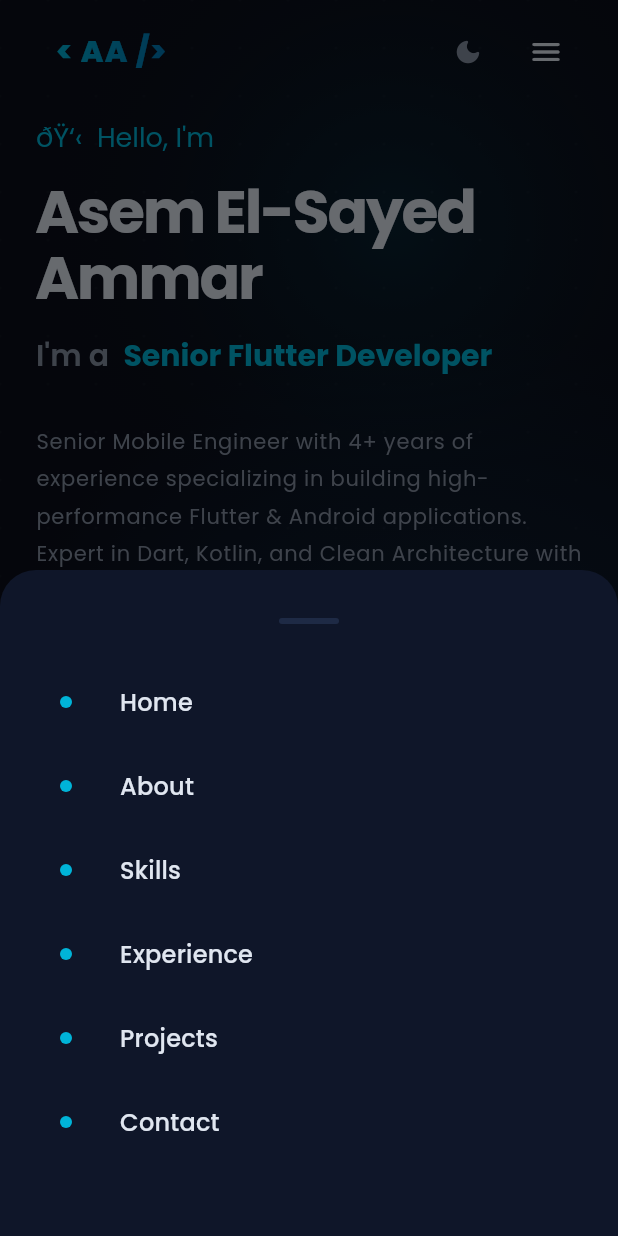
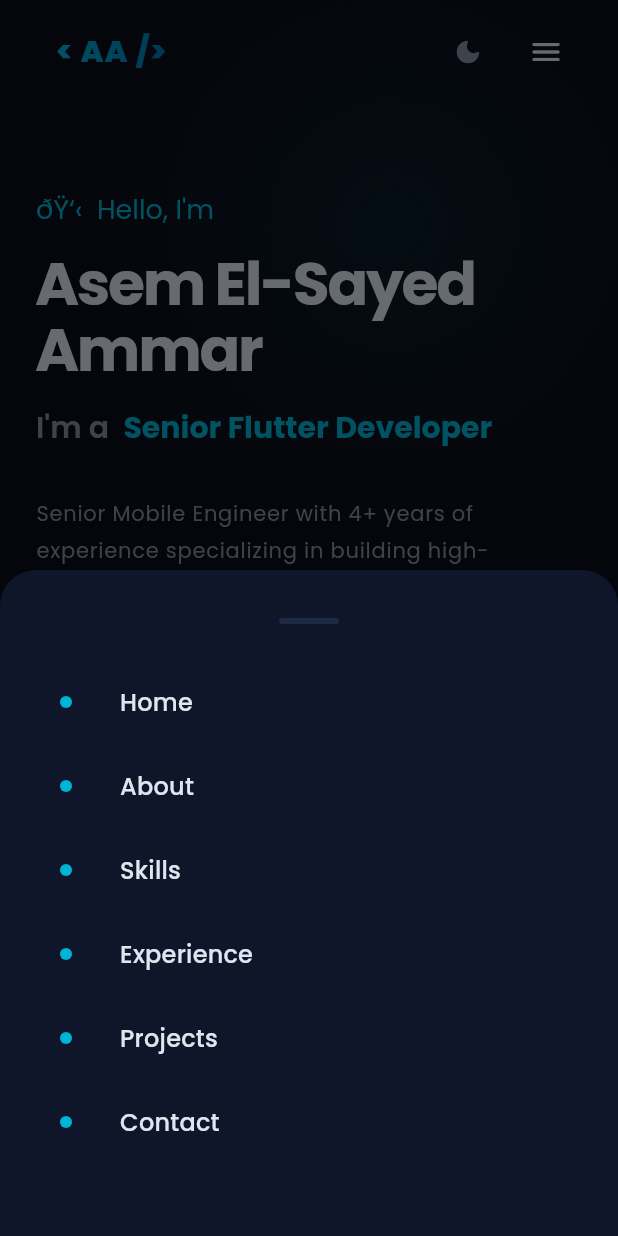
Before and after one commit to AsemAmmar99/my_portfolio, a Flutter app: the screen it shows after launch, after a tap on the "menu" icon, on a phone screen of 412 x 824 dp. Run offline on Flutter 3.47's test engine with Material 3 defaults, Android fonts, the phone set to English and light mode, and no system bars; drawn by our look-alikes of animated_text_kit; our stand-ins replace equatable, flutter_bloc, font_awesome_flutter, google_fonts, visibility_detector.

Commit message:
fix: Size fixes.

```diff
--- a/lib/presentation/sections/about_section.dart
+++ b/lib/presentation/sections/about_section.dart
@@ -74,7 +74,7 @@ class AboutSection extends StatelessWidget {
               border: Border.all(color: AppColors.glassBorder, width: 3),
               boxShadow: [
                 BoxShadow(
-                  color: AppColors.primary.withOpacity(0.3),
+                  color: AppColors.primary.withValues(alpha: 0.3),
                   blurRadius: 24,
                   offset: const Offset(0, 8),
                 ),
@@ -160,31 +160,59 @@ class AboutSection extends StatelessWidget {
         const SizedBox(height: AppDimensions.xl),
 
         // Stats row
-        Wrap(
-          spacing: AppDimensions.md,
-          runSpacing: AppDimensions.md,
-          children: const [
-            StatCard(
+        LayoutBuilder(
+          builder: (context, constraints) {
+            final spacing = AppDimensions.md;
+            int crossCount = 4;
+            if (constraints.maxWidth < 400) {
+              crossCount = 2;
+            } else if (constraints.maxWidth < 600) {
+              crossCount = 2;
+            } else if (constraints.maxWidth < 800) {
+              crossCount = 2;
+            }
+
+            final itemWidth = (constraints.maxWidth - (spacing * (crossCount - 1))) / crossCount - 0.1;
+
+            return Wrap(
+              spacing: spacing,
+              runSpacing: spacing,
+              children: [
+                SizedBox(
+                  width: itemWidth,
+                  child: const StatCard(
                     value: '4+',
                     label: 'Years\nExperience',
                     icon: Icons.calendar_today_rounded,
                   ),
-            StatCard(
+                ),
+                SizedBox(
+                  width: itemWidth,
+                  child: const StatCard(
                     value: '10+',
                     label: 'Apps\nShipped',
                     icon: Icons.rocket_launch_rounded,
                   ),
-            StatCard(
+                ),
+                SizedBox(
+                  width: itemWidth,
+                  child: const StatCard(
                     value: '5',
                     label: 'Companies\nWorked',
                     icon: Icons.business_rounded,
                   ),
-            StatCard(
+                ),
+                SizedBox(
+                  width: itemWidth,
+                  child: const StatCard(
                     value: '20+',
                     label: 'Open Source\nRepos',
                     icon: Icons.code_rounded,
                   ),
+                ),
               ],
+            );
+          },
         ),
 
         const SizedBox(height: AppDimensions.xl),
@@ -196,7 +224,7 @@ class AboutSection extends StatelessWidget {
               Container(
                 padding: const EdgeInsets.all(14),
                 decoration: BoxDecoration(
-                  color: AppColors.primary.withOpacity(0.12),
+                  color: AppColors.primary.withValues(alpha: 0.12),
                   borderRadius: BorderRadius.circular(AppDimensions.radiusMd),
                 ),
                 child: const Icon(Icons.school_rounded,
--- a/lib/presentation/sections/hero_section.dart
+++ b/lib/presentation/sections/hero_section.dart
@@ -48,12 +48,14 @@ class _HeroSectionState extends State<HeroSection>
     final size = MediaQuery.of(context).size;
     final isMobile = ResponsiveLayout.isMobile(context);
 
-    return SizedBox(
-      height: size.height,
-      width: size.width,
+    return ConstrainedBox(
+      constraints: BoxConstraints(
+        minHeight: size.height,
+        minWidth: size.width,
+      ),
       child: Stack(
         children: [
-          // â”€â”€ Animated Gradient Background â”€â”€â”€â”€â”€â”€â”€â”€â”€â”€â”€â”€â”€â”€â”€â”€â”€â”€â”€â”€â”€â”€â”€â”€â”€â”€â”€â”€â”€â”€â”€â”€â”€
+          // ── Animated Gradient Background ─────────────────────────────────
           AnimatedBuilder(
             animation: _bgAnim,
             builder: (_, __) {
@@ -85,7 +87,7 @@ class _HeroSectionState extends State<HeroSection>
             },
           ),
 
-          // â”€â”€ Glowing Orb (top right) â”€â”€â”€â”€â”€â”€â”€â”€â”€â”€â”€â”€â”€â”€â”€â”€â”€â”€â”€â”€â”€â”€â”€â”€â”€â”€â”€â”€â”€â”€â”€â”€â”€â”€â”€â”€â”€â”€â”€
+          // ── Glowing Orb (top right) ───────────────────────────────────────
           Positioned(
             top: -100,
             right: -100,
@@ -108,7 +110,7 @@ class _HeroSectionState extends State<HeroSection>
             ),
           ),
 
-          // â”€â”€ Glowing Orb (bottom left) â”€â”€â”€â”€â”€â”€â”€â”€â”€â”€â”€â”€â”€â”€â”€â”€â”€â”€â”€â”€â”€â”€â”€â”€â”€â”€â”€â”€â”€â”€â”€â”€â”€â”€â”€â”€â”€
+          // ── Glowing Orb (bottom left) ─────────────────────────────────────
           Positioned(
             bottom: -150,
             left: -100,
@@ -127,19 +129,25 @@ class _HeroSectionState extends State<HeroSection>
             ),
           ),
 
-          // â”€â”€ Grid Pattern Overlay â”€â”€â”€â”€â”€â”€â”€â”€â”€â”€â”€â”€â”€â”€â”€â”€â”€â”€â”€â”€â”€â”€â”€â”€â”€â”€â”€â”€â”€â”€â”€â”€â”€â”€â”€â”€â”€â”€â”€â”€â”€â”€
+          // ── Grid Pattern Overlay ──────────────────────────────────────────
           Positioned.fill(
             child: CustomPaint(painter: _GridPainter()),
           ),
 
-          // â”€â”€ Main Content â”€â”€â”€â”€â”€â”€â”€â”€â”€â”€â”€â”€â”€â”€â”€â”€â”€â”€â”€â”€â”€â”€â”€â”€â”€â”€â”€â”€â”€â”€â”€â”€â”€â”€â”€â”€â”€â”€â”€â”€â”€â”€â”€â”€â”€â”€â”€â”€â”€â”€
-          ContentWrapper(
+          // ── Main Content (Expandable) ─────────────────────────────────────
+          SafeArea(
             child: Center(
+              child: ContentWrapper(
+                child: Padding(
+                  padding: EdgeInsets.only(
+                    top: isMobile ? 48 : 0,
+                    bottom: 100, // Make sure there's room for the scroll indicator
+                  ),
                   child: Column(
                     mainAxisAlignment: MainAxisAlignment.center,
                     crossAxisAlignment: CrossAxisAlignment.start,
                     children: [
-                  const SizedBox(height: 80), // Move content down slightly
+                      const SizedBox(height: 80),
                       AnimatedSection(
                         sectionId: 'hero-greeting',
                         child: _buildGreeting(context),
@@ -168,13 +176,15 @@ class _HeroSectionState extends State<HeroSection>
                         delay: const Duration(milliseconds: 600),
                         child: _buildCTAButtons(isMobile),
                       ),
-                  const SizedBox(height: AppDimensions.xxl),
+                      const SizedBox(height: AppDimensions.xl),
                       AnimatedSection(
                         sectionId: 'hero-social',
                         delay: const Duration(milliseconds: 750),
                         child: _buildSocialLinks(),
                       ),
                     ],
+                  ),
+                ),
               ),
             ),
           ),
--- a/lib/presentation/sections/skills_section.dart
+++ b/lib/presentation/sections/skills_section.dart
@@ -87,18 +87,19 @@ class _SkillCategoryCardState extends State<_SkillCategoryCard> {
       onExit: (_) => setState(() => _hovered = false),
       child: AnimatedContainer(
         duration: AppDimensions.animNormal,
-        padding: const EdgeInsets.all(AppDimensions.xl),
+        padding: EdgeInsets.all(
+            MediaQuery.of(context).size.width < 600 ? 20 : AppDimensions.xl),
         decoration: BoxDecoration(
           color: _hovered ? (Theme.of(context).brightness == Brightness.dark ? AppColors.bgCardHover : AppColors.lightBgCardHover) : (Theme.of(context).brightness == Brightness.dark ? AppColors.bgCard : AppColors.lightBgCard),
           borderRadius: BorderRadius.circular(AppDimensions.radiusLg),
           border: Border.all(
-            color: _hovered ? _accent.withOpacity(0.4) : AppColors.bgBorder,
+            color: _hovered ? _accent.withValues(alpha: 0.4) : AppColors.bgBorder,
             width: 1,
           ),
           boxShadow: _hovered
               ? [
                   BoxShadow(
-                    color: _accent.withOpacity(0.12),
+                    color: _accent.withValues(alpha: 0.12),
                     blurRadius: 32,
                     offset: const Offset(0, 8),
                   ),
@@ -115,10 +116,10 @@ class _SkillCategoryCardState extends State<_SkillCategoryCard> {
                   width: 48,
                   height: 48,
                   decoration: BoxDecoration(
-                    color: _accent.withOpacity(0.12),
+                    color: _accent.withValues(alpha: 0.12),
                     borderRadius: BorderRadius.circular(AppDimensions.radiusMd),
                     border:
-                        Border.all(color: _accent.withOpacity(0.3), width: 1),
+                        Border.all(color: _accent.withValues(alpha: 0.3), width: 1),
                   ),
                   child: Center(
                     child: Text(
@@ -233,7 +234,7 @@ class _SkillBarState extends State<_SkillBar>
                     borderRadius: BorderRadius.circular(3),
                     gradient: LinearGradient(
                       colors: [
-                        widget.accentColor.withOpacity(0.7),
+                        widget.accentColor.withValues(alpha: 0.7),
                         widget.accentColor,
                       ],
                     ),
--- a/lib/presentation/widgets/common/section_widgets.dart
+++ b/lib/presentation/widgets/common/section_widgets.dart
@@ -2,7 +2,7 @@ import 'package:flutter/material.dart';
 import 'package:visibility_detector/visibility_detector.dart';
 import '../../../core/constants/app_colors.dart';
 import '../../../core/constants/app_dimensions.dart';
-import 'common_widgets.dart';
+
 
 /// Base wrapper for sections with scroll-triggered entrance animation
 class AnimatedSection extends StatefulWidget {
@@ -102,9 +102,14 @@ class SectionHeader extends StatelessWidget {
               ),
             ),
             const SizedBox(width: AppDimensions.md),
-            Text(
+            Expanded(
+              child: Text(
                 title,
-              style: Theme.of(context).textTheme.headlineLarge,
+                style: Theme.of(context).textTheme.headlineLarge?.copyWith(
+                      fontSize:
+                          MediaQuery.of(context).size.width < 600 ? 28 : null,
+                    ),
+              ),
             ),
           ],
         ),
@@ -151,7 +156,8 @@ class _StatCardState extends State<StatCard> {
       onExit: (_) => setState(() => _hovered = false),
       child: AnimatedContainer(
         duration: AppDimensions.animFast,
-        padding: const EdgeInsets.all(AppDimensions.lg),
+        padding: EdgeInsets.all(
+            MediaQuery.of(context).size.width < 600 ? 16 : 24), // lg is roughly 24
         decoration: BoxDecoration(
           color: _hovered ? (Theme.of(context).brightness == Brightness.dark ? AppColors.bgCardHover : AppColors.lightBgCardHover) : (Theme.of(context).brightness == Brightness.dark ? AppColors.bgCard : AppColors.lightBgCard),
           borderRadius: BorderRadius.circular(AppDimensions.radiusLg),
@@ -162,7 +168,7 @@ class _StatCardState extends State<StatCard> {
           boxShadow: _hovered
               ? [
                   BoxShadow(
-                    color: AppColors.primary.withOpacity(0.15),
+                    color: AppColors.primary.withValues(alpha: 0.15),
                     blurRadius: 24,
                     offset: const Offset(0, 8),
                   )
@@ -175,17 +181,20 @@ class _StatCardState extends State<StatCard> {
             Container(
               padding: const EdgeInsets.all(12),
               decoration: BoxDecoration(
-                color: AppColors.primary.withOpacity(0.12),
+                color: AppColors.primary.withValues(alpha: 0.12),
                 borderRadius: BorderRadius.circular(AppDimensions.radiusMd),
               ),
               child: Icon(widget.icon, color: AppColors.primary, size: 24),
             ),
             const SizedBox(height: AppDimensions.md),
-            Text(
+            FittedBox(
+              fit: BoxFit.scaleDown,
+              child: Text(
                 widget.value,
                 style: Theme.of(context).textTheme.headlineMedium?.copyWith(
                       color: AppColors.primary,
                       fontWeight: FontWeight.w700,
+                    ),
               ),
             ),
             const SizedBox(height: AppDimensions.xs),
--- a/lib/presentation/widgets/nav/portfolio_nav_bar.dart
+++ b/lib/presentation/widgets/nav/portfolio_nav_bar.dart
@@ -5,7 +5,6 @@ import '../../../core/constants/app_constants.dart';
 import '../../../core/constants/app_dimensions.dart';
 import '../../blocs/navigation/navigation_bloc.dart';
 import '../../blocs/theme/theme_bloc.dart';
-import '../common/common_widgets.dart';
 
 class PortfolioNavBar extends StatelessWidget {
   final List<GlobalKey> sectionKeys;
@@ -38,7 +37,7 @@ class PortfolioNavBar extends StatelessWidget {
           duration: AppDimensions.animNormal,
           height: AppDimensions.navBarHeight,
           decoration: BoxDecoration(
-            color: navState.isScrolled ? Theme.of(context).scaffoldBackgroundColor.withOpacity(0.95) : Colors.transparent,
+            color: navState.isScrolled ? Theme.of(context).scaffoldBackgroundColor.withValues(alpha: 0.95) : Colors.transparent,
             border: Border(
               bottom: BorderSide(
                 color: navState.isScrolled
@@ -50,7 +49,7 @@ class PortfolioNavBar extends StatelessWidget {
             boxShadow: navState.isScrolled
                 ? [
                     BoxShadow(
-                      color: Colors.black.withOpacity(0.2),
+                      color: Colors.black.withValues(alpha: 0.2),
                       blurRadius: 20,
                     )
                   ]
@@ -72,7 +71,7 @@ class PortfolioNavBar extends StatelessWidget {
                     const Spacer(),
 
                     // â”€â”€ Theme Toggle + Nav Links (Desktop) or Hamburger â”€â”€â”€â”€â”€
-                    _ThemeToggleButton(),
+                    const _ThemeToggleButton(),
                     const SizedBox(width: AppDimensions.sm),
                     if (isDesktop)
                       _DesktopNavLinks(
@@ -150,12 +149,12 @@ class _ThemeToggleButtonState extends State<_ThemeToggleButton>
             height: 40,
             decoration: BoxDecoration(
               color: _hovered
-                  ? AppColors.primary.withOpacity(0.12)
+                  ? AppColors.primary.withValues(alpha: 0.12)
                   : Colors.transparent,
               borderRadius: BorderRadius.circular(AppDimensions.radiusMd),
               border: Border.all(
                 color: _hovered
-                    ? AppColors.primary.withOpacity(0.4)
+                    ? AppColors.primary.withValues(alpha: 0.4)
                     : Colors.transparent,
               ),
             ),
@@ -336,6 +335,7 @@ class _MobileMenuButton extends StatelessWidget {
   void _showMobileDrawer(BuildContext context) {
     showModalBottomSheet(
       context: context,
+      isScrollControlled: true,
       backgroundColor: AppColors.bgSecondary,
       shape: const RoundedRectangleBorder(
         borderRadius: BorderRadius.vertical(top: Radius.circular(24)),
@@ -357,7 +357,9 @@ class _MobileDrawer extends StatelessWidget {
 
   @override
   Widget build(BuildContext context) {
-    return Padding(
+    return SafeArea(
+      child: SingleChildScrollView(
+        child: Padding(
           padding: const EdgeInsets.symmetric(vertical: 32, horizontal: 24),
           child: Column(
             mainAxisSize: MainAxisSize.min,
@@ -381,7 +383,7 @@ class _MobileDrawer extends StatelessWidget {
                   leading: Container(
                     width: 8,
                     height: 8,
-                decoration: BoxDecoration(
+                    decoration: const BoxDecoration(
                       shape: BoxShape.circle,
                       color: AppColors.primary,
                     ),
@@ -392,6 +394,8 @@ class _MobileDrawer extends StatelessWidget {
               const SizedBox(height: 16),
             ],
           ),
+        ),
+      ),
     );
   }
 }
```
Lines whose indentation alone changed are shown as unchanged.
